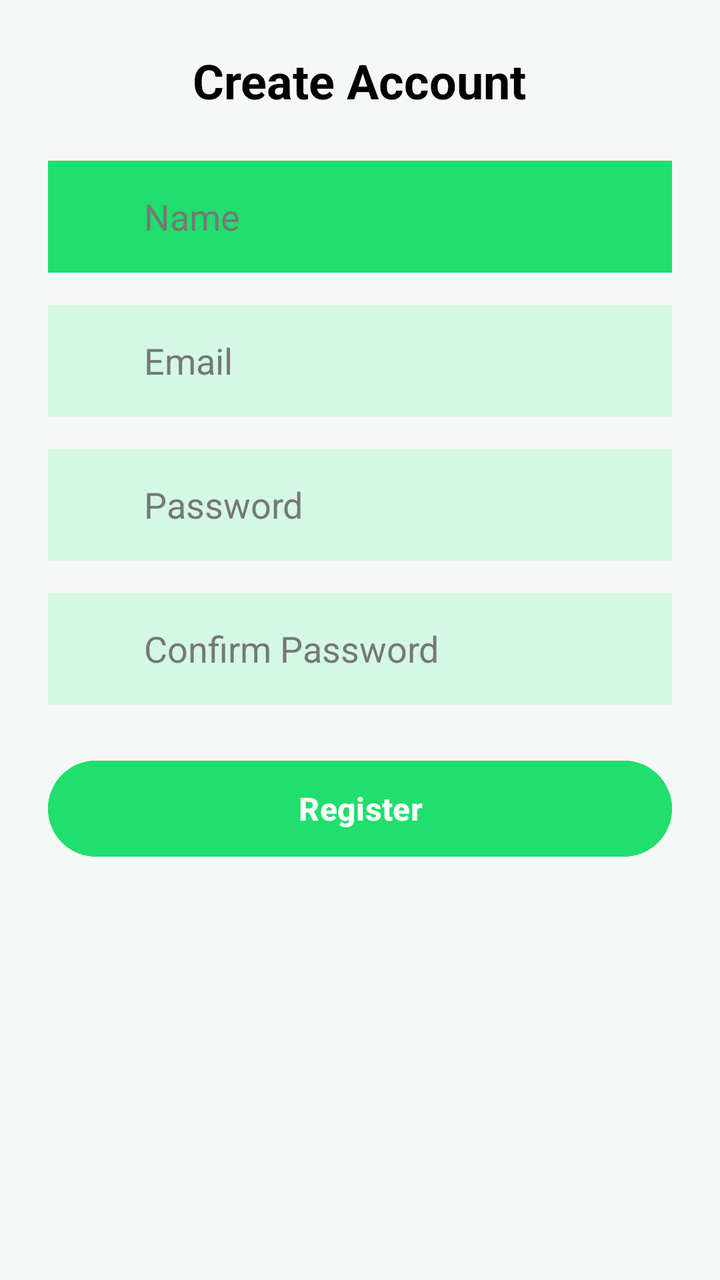
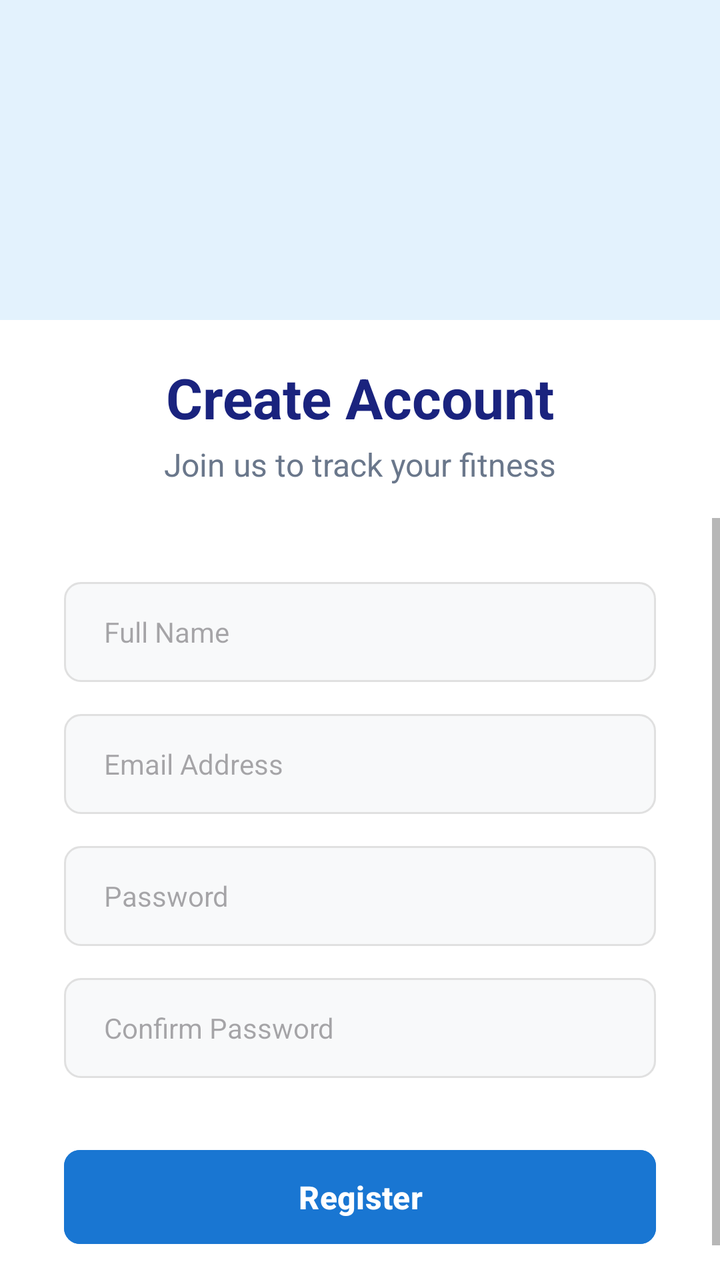

Before-and-after screenshots of an Android layout around one commit, followed by the original layout XML and the change that was made.
<!-- AndroidManifest.xml: application theme Theme.FinalHamada -->
<!-- res/layout/activity_sign_up.xml -->
<?xml version="1.0" encoding="utf-8"?>
<ScrollView xmlns:android="http://schemas.android.com/apk/res/android"
    android:layout_width="match_parent"
    android:layout_height="match_parent"
    android:background="#F6F8F7"
    android:id="@+id/main">

    <LinearLayout
        android:layout_width="match_parent"
        android:layout_height="wrap_content"
        android:orientation="vertical"
        android:padding="24dp"
        android:gravity="center_horizontal"
        >

        
        <TextView
            android:id="@+id/tvCreateAccount"
            android:layout_width="wrap_content"
            android:layout_height="wrap_content"
            android:layout_marginBottom="24dp"
            android:text="Create Account"
            android:textColor="#000000"
            android:textSize="24sp"
            android:textStyle="bold" />

        
        <LinearLayout
            android:layout_width="match_parent"
            android:layout_height="56dp"
            android:orientation="horizontal"
            android:background="#D4F8E5"
            android:padding="12dp"
            android:layout_marginBottom="16dp"
            android:gravity="center_vertical"
            android:clipToPadding="false"
            android:backgroundTintMode="src_in"
            android:backgroundTint="#20df6c">

            <ImageView
                android:layout_width="24dp"
                android:layout_height="24dp" />

            <EditText
                android:id="@+id/etName"
                android:layout_width="0dp"
                android:layout_height="match_parent"
                android:layout_weight="1"
                android:hint="Name"
                android:inputType="textPersonName"
                android:paddingStart="12dp"
                android:background="@android:color/transparent"
                android:textColor="#000"
                android:textColorHint="#777" />
        </LinearLayout>

        
        <LinearLayout
            android:layout_width="match_parent"
            android:layout_height="56dp"
            android:orientation="horizontal"
            android:background="#D4F8E5"
            android:padding="12dp"
            android:layout_marginBottom="16dp"
            android:gravity="center_vertical">

            <ImageView
                android:layout_width="24dp"
                android:layout_height="24dp" />

            <EditText
                android:id="@+id/etEmail"
                android:layout_width="0dp"
                android:layout_height="match_parent"
                android:layout_weight="1"
                android:hint="Email"
                android:inputType="textEmailAddress"
                android:paddingStart="12dp"
                android:background="@android:color/transparent"
                android:textColor="#000"
                android:textColorHint="#777" />
        </LinearLayout>

        
        <LinearLayout
            android:layout_width="match_parent"
            android:layout_height="56dp"
            android:orientation="horizontal"
            android:background="#D4F8E5"
            android:padding="12dp"
            android:layout_marginBottom="16dp"
            android:gravity="center_vertical">

            <ImageView
                android:layout_width="24dp"
                android:layout_height="24dp" />

            <EditText
                android:id="@+id/etPassword"
                android:layout_width="0dp"
                android:layout_height="match_parent"
                android:layout_weight="1"
                android:hint="Password"
                android:inputType="textPassword"
                android:paddingStart="12dp"
                android:background="@android:color/transparent"
                android:textColor="#000"
                android:textColorHint="#777" />
        </LinearLayout>

        
        <LinearLayout
            android:layout_width="match_parent"
            android:layout_height="56dp"
            android:orientation="horizontal"
            android:background="#D4F8E5"
            android:padding="12dp"
            android:layout_marginBottom="24dp"
            android:gravity="center_vertical">

            <ImageView
                android:layout_width="24dp"
                android:layout_height="24dp" />

            <EditText
                android:id="@+id/etConfirmPassword"
                android:layout_width="0dp"
                android:layout_height="match_parent"
                android:layout_weight="1"
                android:hint="Confirm Password"
                android:inputType="textPassword"
                android:paddingStart="12dp"
                android:background="@android:color/transparent"
                android:textColor="#000"
                android:textColorHint="#777" />
        </LinearLayout>

        
        <Button
            android:id="@+id/btnRegister"
            android:layout_width="match_parent"
            android:layout_height="56dp"
            android:text="Register"
            android:textStyle="bold"
            android:backgroundTint="#20df6c"
            android:textColor="@android:color/white"
            android:textSize="16sp" />
    </LinearLayout>
</ScrollView>
<!-- resources referenced by this layout -->
<resources>
  <style name="Theme.FinalHamada" parent="Theme.Material3.DayNight.NoActionBar">
          
          <item name="colorPrimary">@color/purple_500</item>
          <item name="colorPrimaryVariant">@color/purple_700</item>
          <item name="colorSecondary">@color/teal_200</item>
          <item name="colorSecondaryVariant">@color/teal_700</item>
  
          
          <item name="android:colorBackground">@color/background</item>
  
          
          <item name="android:textColorPrimary">@color/textPrimary</item>
          <item name="android:textColorSecondary">@color/textSecondary</item>
      </style>
  <color name="purple_500">#1E88E5</color>
  <color name="purple_700">#1565C0</color>
  <color name="teal_200">#80CBC4</color>
  <color name="teal_700">#00796B</color>
  <color name="background">#F5F5F5</color>
  <color name="textPrimary">#212121</color>
  <color name="textSecondary">#757575</color>
</resources>

<!-- the commit's change to res/layout/activity_sign_up.xml (unified diff, before → after) -->
@@ -1,149 +1,140 @@
 <?xml version="1.0" encoding="utf-8"?>
-<ScrollView xmlns:android="http://schemas.android.com/apk/res/android"
+<androidx.constraintlayout.widget.ConstraintLayout xmlns:android="http://schemas.android.com/apk/res/android"
+    xmlns:app="http://schemas.android.com/apk/res-auto"
+    xmlns:tools="http://schemas.android.com/tools"
+    android:id="@+id/main"
     android:layout_width="match_parent"
     android:layout_height="match_parent"
-    android:background="#F6F8F7"
-    android:id="@+id/main">
+    android:background="#FFFFFF"
+    tools:context=".SignUp">
 
-    <LinearLayout
+    
+    <View
+        android:id="@+id/top_view"
+        android:layout_width="0dp"
+        android:layout_height="0dp"
+        android:background="#E3F2FD"
+        app:layout_constraintBottom_toTopOf="@+id/guideline_top"
+        app:layout_constraintEnd_toEndOf="parent"
+        app:layout_constraintStart_toStartOf="parent"
+        app:layout_constraintTop_toTopOf="parent" />
+
+
+    
+    <androidx.constraintlayout.widget.Guideline
+        android:id="@+id/guideline_top"
+        android:layout_width="wrap_content"
+        android:layout_height="wrap_content"
+        android:orientation="horizontal"
+        app:layout_constraintGuide_percent="0.25" />
+
+    
+    <TextView
+        android:id="@+id/tvCreateAccount"
+        android:layout_width="wrap_content"
+        android:layout_height="wrap_content"
+        android:layout_marginTop="20dp"
+        android:text="Create Account"
+        android:textColor="#1A237E"
+        android:textSize="28sp"
+        android:textStyle="bold"
+        app:layout_constraintEnd_toEndOf="parent"
+        app:layout_constraintStart_toStartOf="parent"
+        app:layout_constraintTop_toBottomOf="@id/guideline_top" />
+
+    
+    <TextView
+        android:id="@+id/tvSubtitle"
+        android:layout_width="wrap_content"
+        android:layout_height="wrap_content"
+        android:layout_marginTop="4dp"
+        android:text="Join us to track your fitness"
+        android:textColor="#6A778B"
+        android:textSize="16sp"
+        app:layout_constraintEnd_toEndOf="parent"
+        app:layout_constraintStart_toStartOf="parent"
+        app:layout_constraintTop_toBottomOf="@id/tvCreateAccount" />
+
+    
+    <ScrollView
         android:layout_width="match_parent"
-        android:layout_height="wrap_content"
-        android:orientation="vertical"
-        android:padding="24dp"
-        android:gravity="center_horizontal"
-        >
+        android:layout_height="0dp"
+        android:layout_marginTop="16dp"
+        app:layout_constraintBottom_toBottomOf="parent"
+        app:layout_constraintTop_toBottomOf="@id/tvSubtitle">
 
-        
-        <TextView
-            android:id="@+id/tvCreateAccount"
-            android:layout_width="wrap_content"
-            android:layout_height="wrap_content"
-            android:layout_marginBottom="24dp"
-            android:text="Create Account"
-            android:textColor="#000000"
-            android:textSize="24sp"
-            android:textStyle="bold" />
-
-        
         <LinearLayout
             android:layout_width="match_parent"
-            android:layout_height="56dp"
-            android:orientation="horizontal"
-            android:background="#D4F8E5"
-            android:padding="12dp"
-            android:layout_marginBottom="16dp"
-            android:gravity="center_vertical"
-            android:clipToPadding="false"
-            android:backgroundTintMode="src_in"
-            android:backgroundTint="#20df6c">
+            android:layout_height="wrap_content"
+            android:orientation="vertical"
+            android:padding="32dp">
 
-            <ImageView
-                android:layout_width="24dp"
-                android:layout_height="24dp" />
-
+            
             <EditText
                 android:id="@+id/etName"
-                android:layout_width="0dp"
-                android:layout_height="match_parent"
-                android:layout_weight="1"
-                android:hint="Name"
+                android:layout_width="match_parent"
+                android:layout_height="50dp"
+                android:background="@drawable/edittext_background"
+                android:hint="Full Name"
                 android:inputType="textPersonName"
-                android:paddingStart="12dp"
-                android:background="@android:color/transparent"
-                android:textColor="#000"
-                android:textColorHint="#777" />
-        </LinearLayout>
+                android:paddingStart="20dp"
+                android:paddingEnd="20dp"
+                android:textSize="14sp" />
 
-        
-        <LinearLayout
-            android:layout_width="match_parent"
-            android:layout_height="56dp"
-            android:orientation="horizontal"
-            android:background="#D4F8E5"
-            android:padding="12dp"
-            android:layout_marginBottom="16dp"
-            android:gravity="center_vertical">
-
-            <ImageView
-                android:layout_width="24dp"
-                android:layout_height="24dp" />
-
+            
             <EditText
                 android:id="@+id/etEmail"
-                android:layout_width="0dp"
-                android:layout_height="match_parent"
-                android:layout_weight="1"
-                android:hint="Email"
+                android:layout_width="match_parent"
+                android:layout_height="50dp"
+                android:layout_marginTop="16dp"
+                android:background="@drawable/edittext_background"
+                android:hint="Email Address"
                 android:inputType="textEmailAddress"
-                android:paddingStart="12dp"
-                android:background="@android:color/transparent"
-                android:textColor="#000"
-                android:textColorHint="#777" />
-        </LinearLayout>
+                android:paddingStart="20dp"
+                android:paddingEnd="20dp"
+                android:textSize="14sp" />
 
-        
-        <LinearLayout
-            android:layout_width="match_parent"
-            android:layout_height="56dp"
-            android:orientation="horizontal"
-            android:background="#D4F8E5"
-            android:padding="12dp"
-            android:layout_marginBottom="16dp"
-            android:gravity="center_vertical">
-
-            <ImageView
-                android:layout_width="24dp"
-                android:layout_height="24dp" />
-
+            
             <EditText
                 android:id="@+id/etPassword"
-                android:layout_width="0dp"
-                android:layout_height="match_parent"
-                android:layout_weight="1"
+                android:layout_width="match_parent"
+                android:layout_height="50dp"
+                android:layout_marginTop="16dp"
+                android:background="@drawable/edittext_background"
                 android:hint="Password"
                 android:inputType="textPassword"
-                android:paddingStart="12dp"
-                android:background="@android:color/transparent"
-                android:textColor="#000"
-                android:textColorHint="#777" />
-        </LinearLayout>
+                android:paddingStart="20dp"
+                android:paddingEnd="20dp"
+                android:textSize="14sp" />
 
-        
-        <LinearLayout
-            android:layout_width="match_parent"
-            android:layout_height="56dp"
-            android:orientation="horizontal"
-            android:background="#D4F8E5"
-            android:padding="12dp"
-            android:layout_marginBottom="24dp"
-            android:gravity="center_vertical">
-
-            <ImageView
-                android:layout_width="24dp"
-                android:layout_height="24dp" />
-
+            
             <EditText
                 android:id="@+id/etConfirmPassword"
-                android:layout_width="0dp"
-                android:layout_height="match_parent"
-                android:layout_weight="1"
+                android:layout_width="match_parent"
+                android:layout_height="50dp"
+                android:layout_marginTop="16dp"
+                android:background="@drawable/edittext_background"
                 android:hint="Confirm Password"
                 android:inputType="textPassword"
-                android:paddingStart="12dp"
-                android:background="@android:color/transparent"
-                android:textColor="#000"
-                android:textColorHint="#777" />
+                android:paddingStart="20dp"
+                android:paddingEnd="20dp"
+                android:textSize="14sp" />
+
+            
+            <Button
+                android:id="@+id/btnRegister"
+                android:layout_width="match_parent"
+                android:layout_height="55dp"
+                android:layout_marginTop="32dp"
+                android:backgroundTint="#1976D2"
+                android:text="Register"
+                android:textAllCaps="false"
+                android:textColor="@android:color/white"
+                android:textSize="16sp"
+                android:textStyle="bold"
+                app:cornerRadius="8dp" />
+
         </LinearLayout>
+    </ScrollView>
 
-        
-        <Button
-            android:id="@+id/btnRegister"
-            android:layout_width="match_parent"
-            android:layout_height="56dp"
-            android:text="Register"
-            android:textStyle="bold"
-            android:backgroundTint="#20df6c"
-            android:textColor="@android:color/white"
-            android:textSize="16sp" />
-    </LinearLayout>
-</ScrollView>
+</androidx.constraintlayout.widget.ConstraintLayout>
<!-- resource entries referenced after the edit -->
@@ -1,5 +1,13 @@
 <!-- resources referenced by this layout -->
 <resources>
+  <!-- drawable edittext_background (drawable) -->
+  <?xml version="1.0" encoding="utf-8"?>
+  <shape xmlns:android="http://schemas.android.com/apk/res/android"
+      android:shape="rectangle">
+      <solid android:color="#F8F9FA" />
+      <corners android:radius="8dp" />
+      <stroke android:width="1dp" android:color="#E0E0E0" />
+  </shape>
   <style name="Theme.FinalHamada" parent="Theme.Material3.DayNight.NoActionBar">
           
           <item name="colorPrimary">@color/purple_500</item>
